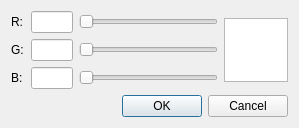
The window that forms/colortray.ui (WTS012201/Text-Extraction-Tool) describes before a commit, drawn with Qt 5.
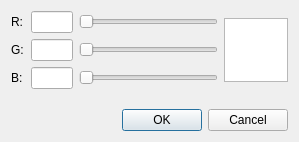
The same window after the commit.

Patch:
```diff
--- a/forms/colortray.ui
+++ b/forms/colortray.ui
@@ -7,7 +7,7 @@
     <x>0</x>
     <y>0</y>
     <width>299</width>
-    <height>128</height>
+    <height>142</height>
    </rect>
   </property>
   <property name="windowTitle">
```
Left out of the diff: 9 changed lines with no effect on the pictures.
